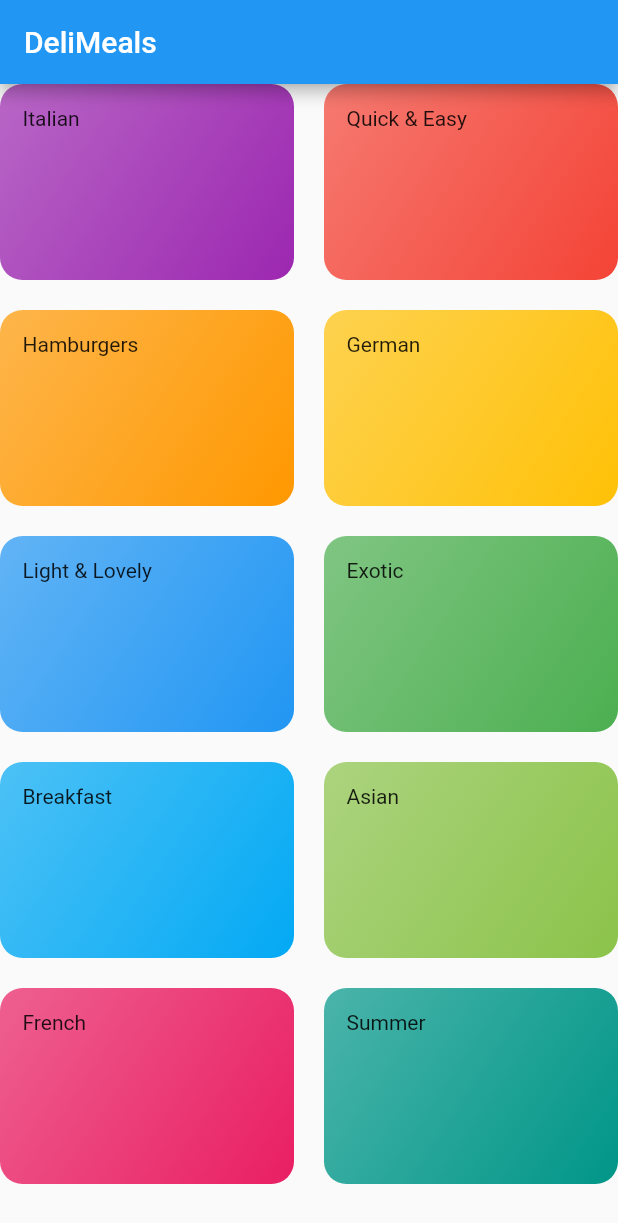
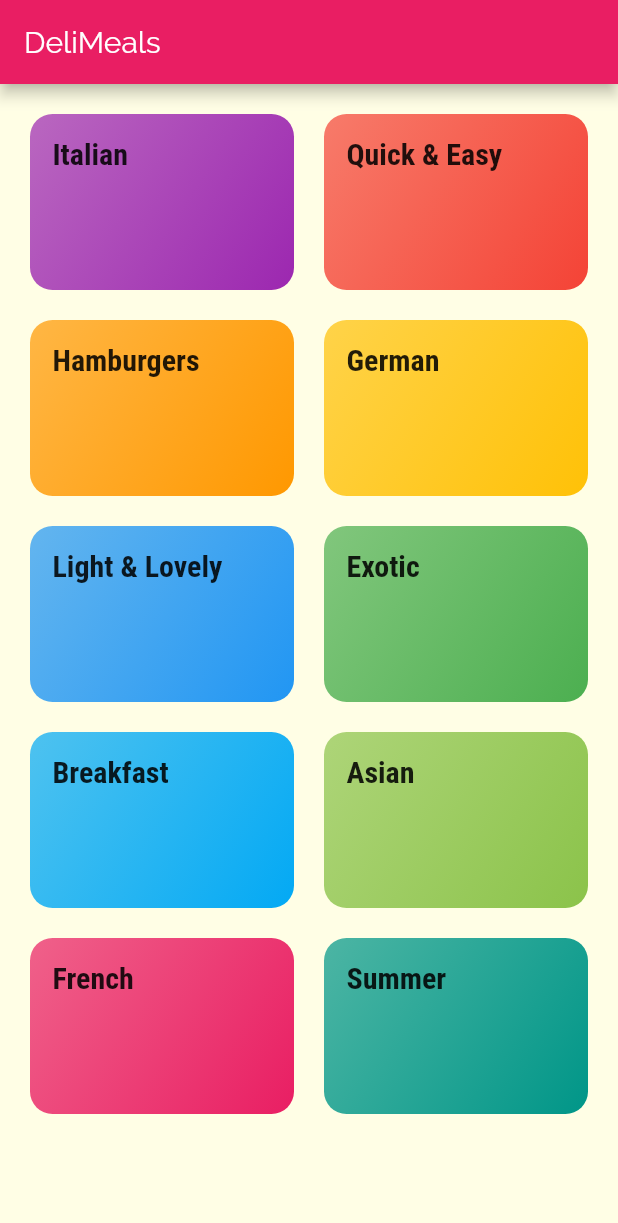
Before and after one commit to wenk-silvan/meals, a Flutter app: the screen it shows after launch, on a phone screen of 412 x 824 dp. Shown: the top 1223 px of the screen. Run offline on Flutter 3.47's test engine with Material 2 defaults, Android fonts, the phone set to English and light mode, and no system bars.

Commit message:
Update categories screen styles

```diff
--- a/lib/categories_screen.dart
+++ b/lib/categories_screen.dart
@@ -8,6 +8,7 @@ class CategoriesScreen extends StatelessWidget {
     return Scaffold(
       appBar: AppBar(title: const Text('DeliMeals')),
       body: GridView(
+        padding: const EdgeInsets.all(20),
         children: DUMMY_CATEGORIES
             .map((category) => CategoryItem(
                   category.title,
--- a/lib/category_item.dart
+++ b/lib/category_item.dart
@@ -10,7 +10,7 @@ class CategoryItem extends StatelessWidget {
   Widget build(BuildContext context) {
     return Container(
       padding: const EdgeInsets.all(15),
-      child: Text(this.title),
+      child: Text(this.title, style: Theme.of(context).textTheme.title,),
       decoration: BoxDecoration(
         gradient: LinearGradient(
           colors: [
--- a/lib/main.dart
+++ b/lib/main.dart
@@ -9,7 +9,18 @@ class MyApp extends StatelessWidget {
     return MaterialApp(
       title: 'DeliMeals',
       theme: ThemeData(
-        primarySwatch: Colors.blue,
+        primarySwatch: Colors.pink,
+        accentColor: Colors.amber,
+        canvasColor: Color.fromRGBO(255, 254, 229, 1),
+        fontFamily: 'Raleway',
+        textTheme: ThemeData.light().textTheme.copyWith(
+            body1: TextStyle(color: Color.fromRGBO(20, 51, 51, 1)),
+            body2: TextStyle(color: Color.fromRGBO(20, 51, 51, 1)),
+            title: TextStyle(
+              fontSize: 20,
+              fontFamily: 'RobotoCondensed',
+              fontWeight: FontWeight.bold,
+            )),
       ),
       home: CategoriesScreen(),
     );
```
Also changed, not shown: pubspec.yaml (+17 -6 lines), assets/fonts/Raleway-Black.ttf (added), assets/fonts/Raleway-Bold.ttf (added), assets/fonts/Raleway-Regular.ttf (added), assets/fonts/RobotoCondensed-Bold.ttf (added), assets/fonts/RobotoCondensed-Italic.ttf (added), assets/fonts/RobotoCondensed-Light.ttf (added), assets/fonts/RobotoCondensed-Regular.ttf (added).
